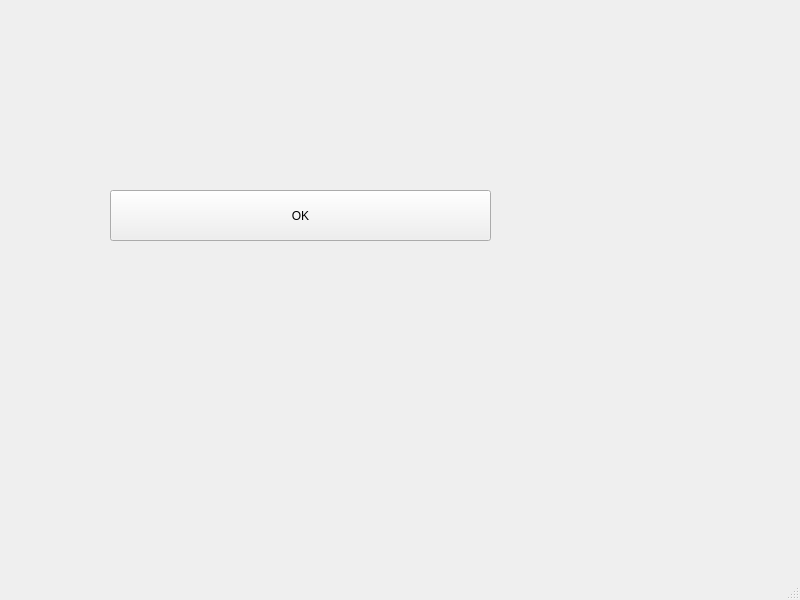
This is mainwindow.ui in marwenmaalawi/projet2A as Qt 5 draws it before an edit. The edited form follows.
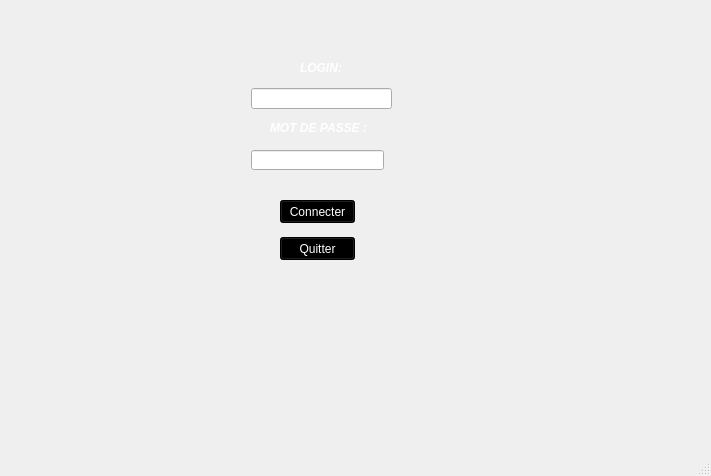
This is the edited form. Icons and pictures are not drawn.

Diff of the .ui file:
```diff
--- a/mainwindow.ui
+++ b/mainwindow.ui
@@ -6,25 +6,129 @@
    <rect>
     <x>0</x>
     <y>0</y>
-    <width>800</width>
-    <height>600</height>
+    <width>711</width>
+    <height>476</height>
    </rect>
   </property>
   <property name="windowTitle">
    <string>MainWindow</string>
   </property>
+  <property name="styleSheet">
+   <string notr="true">background-image: url(:/new/image/background-smh-avion.jpg.jpg);</string>
+  </property>
   <widget class="QWidget" name="centralwidget">
+   <widget class="QLabel" name="label_3">
+    <property name="geometry">
+     <rect>
+      <x>410</x>
+      <y>0</y>
+      <width>241</width>
+      <height>141</height>
+     </rect>
+    </property>
+    <property name="styleSheet">
+     <string notr="true">background-image: url(:/new/image/marwenV45.png);</string>
+    </property>
+    <property name="text">
+     <string/>
+    </property>
+   </widget>
+   <widget class="QLabel" name="label">
+    <property name="geometry">
+     <rect>
+      <x>300</x>
+      <y>60</y>
+      <width>42</width>
+      <height>16</height>
+     </rect>
+    </property>
+    <property name="styleSheet">
+     <string notr="true">color: rgb(255, 255, 255);</string>
+    </property>
+    <property name="text">
+     <string>&lt;html&gt;&lt;head/&gt;&lt;body&gt;&lt;p&gt;&lt;span style=&quot; font-size:9pt; font-weight:600; font-style:italic;&quot;&gt;LOGIN:&lt;/span&gt;&lt;/p&gt;&lt;/body&gt;&lt;/html&gt;</string>
+    </property>
+   </widget>
+   <widget class="QLineEdit" name="lineEdit">
+    <property name="geometry">
+     <rect>
+      <x>251</x>
+      <y>88</y>
+      <width>141</width>
+      <height>21</height>
+     </rect>
+    </property>
+    <property name="styleSheet">
+     <string notr="true">color: rgb(255, 255, 255);</string>
+    </property>
+   </widget>
+   <widget class="QLabel" name="label_2">
+    <property name="geometry">
+     <rect>
+      <x>270</x>
+      <y>120</y>
+      <width>100</width>
+      <height>16</height>
+     </rect>
+    </property>
+    <property name="styleSheet">
+     <string notr="true">color: rgb(255, 255, 255);</string>
+    </property>
+    <property name="text">
+     <string>&lt;html&gt;&lt;head/&gt;&lt;body&gt;&lt;p&gt;&lt;span style=&quot; font-size:9pt; font-weight:600; font-style:italic;&quot;&gt;MOT DE PASSE :&lt;/span&gt;&lt;/p&gt;&lt;/body&gt;&lt;/html&gt;</string>
+    </property>
+   </widget>
+   <widget class="QLineEdit" name="lineEdit_2">
+    <property name="geometry">
+     <rect>
+      <x>251</x>
+      <y>150</y>
+      <width>133</width>
+      <height>20</height>
+     </rect>
+    </property>
+    <property name="styleSheet">
+     <string notr="true">color: rgb(255, 255, 255);</string>
+    </property>
+    <property name="echoMode">
+     <enum>QLineEdit::Password</enum>
+    </property>
+   </widget>
    <widget class="QPushButton" name="pushButton">
     <property name="geometry">
      <rect>
-      <x>110</x>
-      <y>190</y>
-      <width>381</width>
-      <height>51</height>
+      <x>280</x>
+      <y>200</y>
+      <width>75</width>
+      <height>23</height>
      </rect>
     </property>
+    <property name="styleSheet">
+     <string notr="true">font: 75 8pt &quot;MS Shell Dlg 2&quot;;
+background-color: rgb(0, 0, 0);
+color: rgb(255, 255, 255);</string>
+    </property>
     <property name="text">
-     <string>OK</string>
+     <string>Connecter</string>
+    </property>
+   </widget>
+   <widget class="QPushButton" name="pushButton_2">
+    <property name="geometry">
+     <rect>
+      <x>280</x>
+      <y>237</y>
+      <width>75</width>
+      <height>23</height>
+     </rect>
+    </property>
+    <property name="styleSheet">
+     <string notr="true">font: 75 8pt &quot;MS Shell Dlg 2&quot;;
+color: rgb(255, 255, 255);
+background-color: rgb(0, 0, 0);
+</string>
+    </property>
+    <property name="text">
+     <string>Quitter</string>
     </property>
    </widget>
   </widget>
```
Left out of the diff: 4 changed lines with no effect on the pictures.
